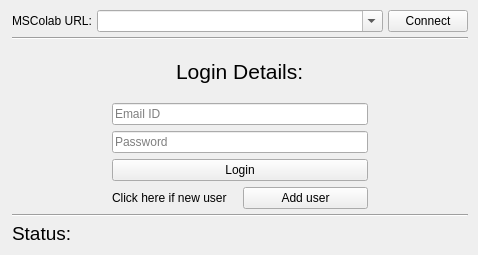
Open-MSS/MSS, file mslib/msui/ui/ui_mscolab_connect_dialog.ui: the form before one commit.
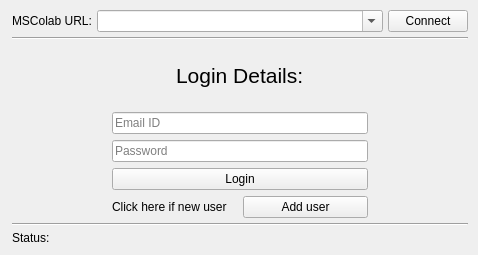
The form after the commit.

```diff
--- a/mslib/msui/ui/ui_mscolab_connect_dialog.ui
+++ b/mslib/msui/ui/ui_mscolab_connect_dialog.ui
@@ -335,11 +335,6 @@
      </property>
      <item>
       <widget class="QLabel" name="statusLabel">
-       <property name="font">
-        <font>
-         <pointsize>14</pointsize>
-        </font>
-       </property>
        <property name="styleSheet">
         <string notr="true"/>
        </property>
```
